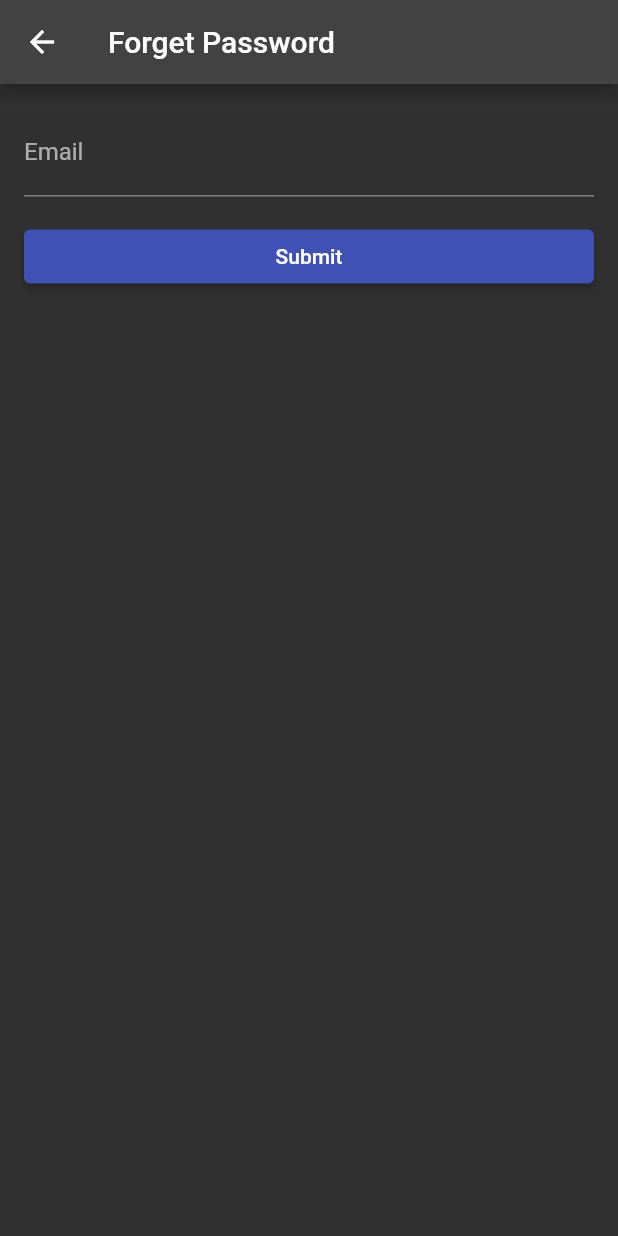
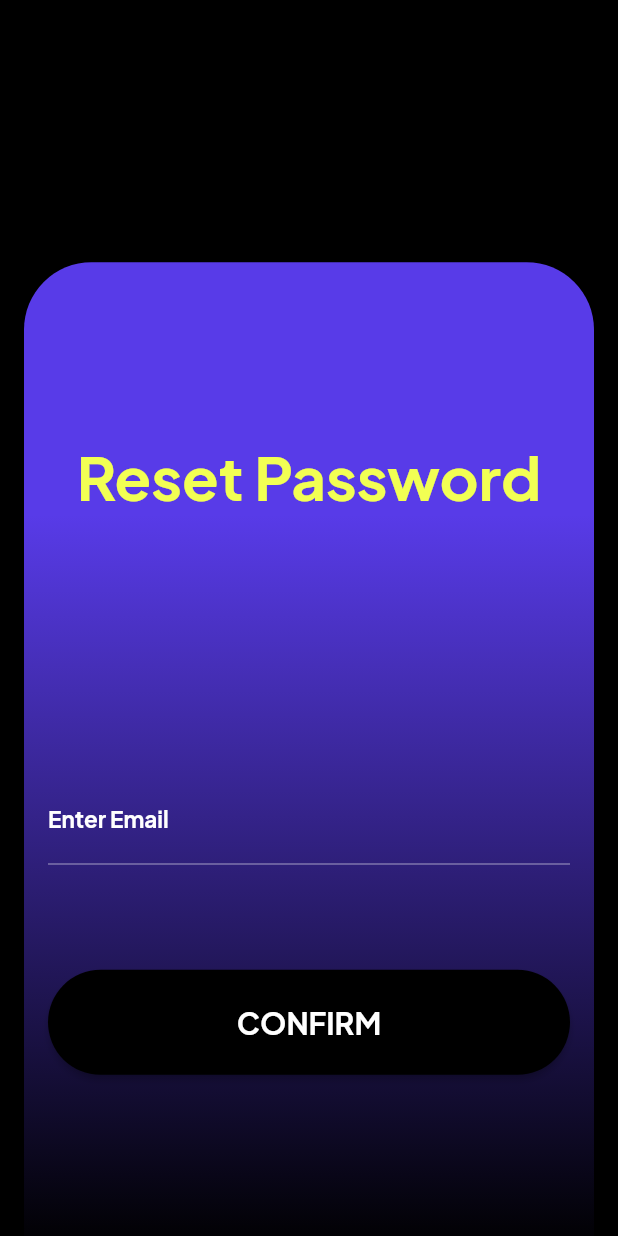
Before and after one commit to mustafakhokhar/TutorX, a Flutter app: the ForgetPasswordScreen screen opened directly, on a phone screen of 412 x 824 dp. Run offline on Flutter 3.47's test engine with Material 2 defaults, Android fonts, the phone set to English and light mode, and no system bars; our stand-ins replace firebase_auth, firebase_core, geolocator, google_maps_flutter, google_sign_in, location; accounts and stored records are empty.

Commit message:
Forgot Password Page/Screen

```diff
--- a/Frontend/lib/screens/common/forget_password.dart
+++ b/Frontend/lib/screens/common/forget_password.dart
@@ -1,7 +1,4 @@
 import 'package:flutter/material.dart';
-import 'package:firebase_auth/firebase_auth.dart';
-import 'package:tutorx/utils/auth.dart';
-import 'package:tutorx/screens/common/log_in.dart';
 
 class ForgetPasswordScreen extends StatefulWidget {
   @override
@@ -9,53 +6,109 @@ class ForgetPasswordScreen extends StatefulWidget {
 }
 
 class _ForgetPasswordScreenState extends State<ForgetPasswordScreen> {
-
   final _emailController = TextEditingController();
 
   @override
   Widget build(BuildContext context) {
     return Scaffold(
-      appBar: AppBar(
-        title: Text('Forget Password'),
+      body: SafeArea(
+        child: Stack(
+          children: [
+            Container(
+              color: Colors.black,
             ),
-      body: Padding(
+            Positioned(
+              bottom: -10,
+              left: 16,
+              right: 16,
+              height: MediaQuery.of(context).size.height * 0.8,
+              child: Container(
+                decoration: BoxDecoration(
+                  gradient: LinearGradient(
+                    begin: Alignment.topCenter,
+                    end: Alignment.bottomCenter,
+                    colors: [
+                      Color(0xff583BE8),
+                      Color(0xff583BE8).withOpacity(0),
+                    ],
+                    stops: [0.2552, 1],
+                  ),
+                  borderRadius: BorderRadius.only(
+                    topLeft: Radius.circular(45),
+                    topRight: Radius.circular(45),
+                  ),
+                ),
+                child: Center(
+                  child: Padding(
                     padding: EdgeInsets.all(16),
-        child: Form(
                     child: Column(
+                      mainAxisAlignment: MainAxisAlignment.center,
                       crossAxisAlignment: CrossAxisAlignment.stretch,
                       children: [
-              TextFormField(
+                        Text(
+                          'Reset Password',
+                          style: TextStyle(
+                            color: Color(0xFFF2FF53),
+                            fontSize: 40.0,
+                            fontWeight: FontWeight.bold,
+                            fontFamily: 'JakartaSans',
+                          ),
+                          textAlign: TextAlign.center,
+                        ),
+                        SizedBox(height: 16),
+                        Container(
+                          alignment: Alignment.center,
+                          child: Padding(
+                            padding: EdgeInsets.only(top: 160, bottom: 20),
+                            child: TextFormField(
                               controller: _emailController,
                               decoration: InputDecoration(
-                  labelText: 'Email',
+                                labelText: 'Enter Email',
+                                labelStyle: TextStyle(
+                                  fontSize: 15.0,
+                                  fontWeight: FontWeight.bold,
+                                  color: Colors.white,
+                                  fontFamily: 'JakartaSans',
                                 ),
-                validator: (value) {
-                  if (value == null || value.isEmpty) {
-                    return 'Please enter your email';
-                  }
-                  return null;
+                              ),
+                            ),
+                          ),
+                        ),
+                        SizedBox(height: 50),
+                        SizedBox(
+                          width: 80,
+                          height: 70,
+                          child: ElevatedButton(
+                            onPressed: () {
+                              // TODO: Implement reset password logic
                             },
+                            child: Text(
+                              'CONFIRM',
+                              style: TextStyle(
+                                fontSize: 20.0,
+                                fontWeight: FontWeight.bold,
+                                color: Colors.white,
+                                fontFamily: 'JakartaSans',
                               ),
-              SizedBox(height: 16),
-              ElevatedButton(
-                onPressed: () async {
-                  Authentication.forgetPassword(
-                      context: context, email: _emailController.text);
-
-                  Navigator.of(context).push(
-                        MaterialPageRoute(
-                          builder: (context) => LoginPage()
                             ),
-                      );
-
-                },
-                child:
-                    Text('Submit'),
+                            style: ElevatedButton.styleFrom(
+                              primary: Colors.black,
+                              padding: EdgeInsets.only(top: 10, bottom: 10),
+                              shape: RoundedRectangleBorder(
+                                borderRadius: BorderRadius.circular(40),
+                              ),
+                            ),
+                          ),
                         ),
                       ],
                     ),
                   ),
                 ),
+              ),
+            ),
+          ],
+        ),
+      ),
     );
   }
 }
```
Lines whose indentation alone changed are shown as unchanged.
